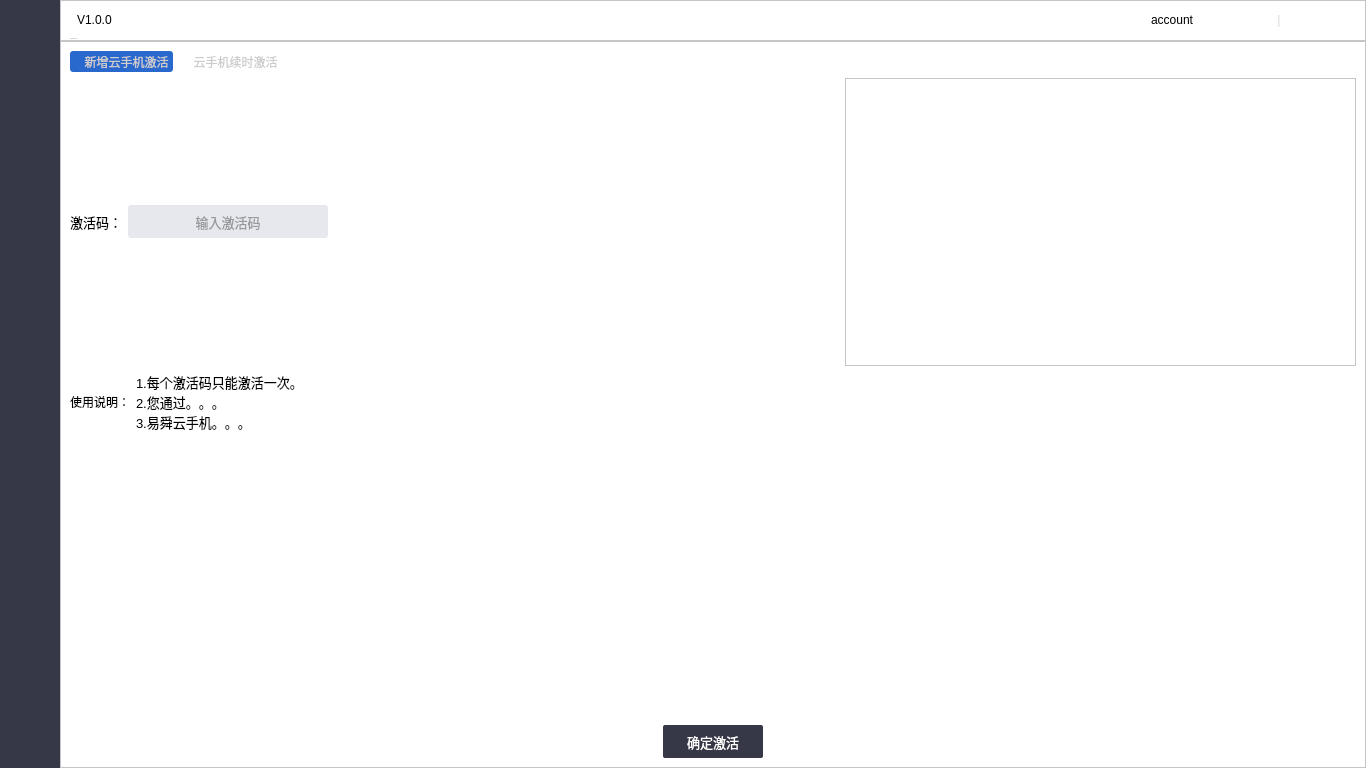
Qt form mainwindow.ui (ZhouMei20220810/TEST) before a commit.
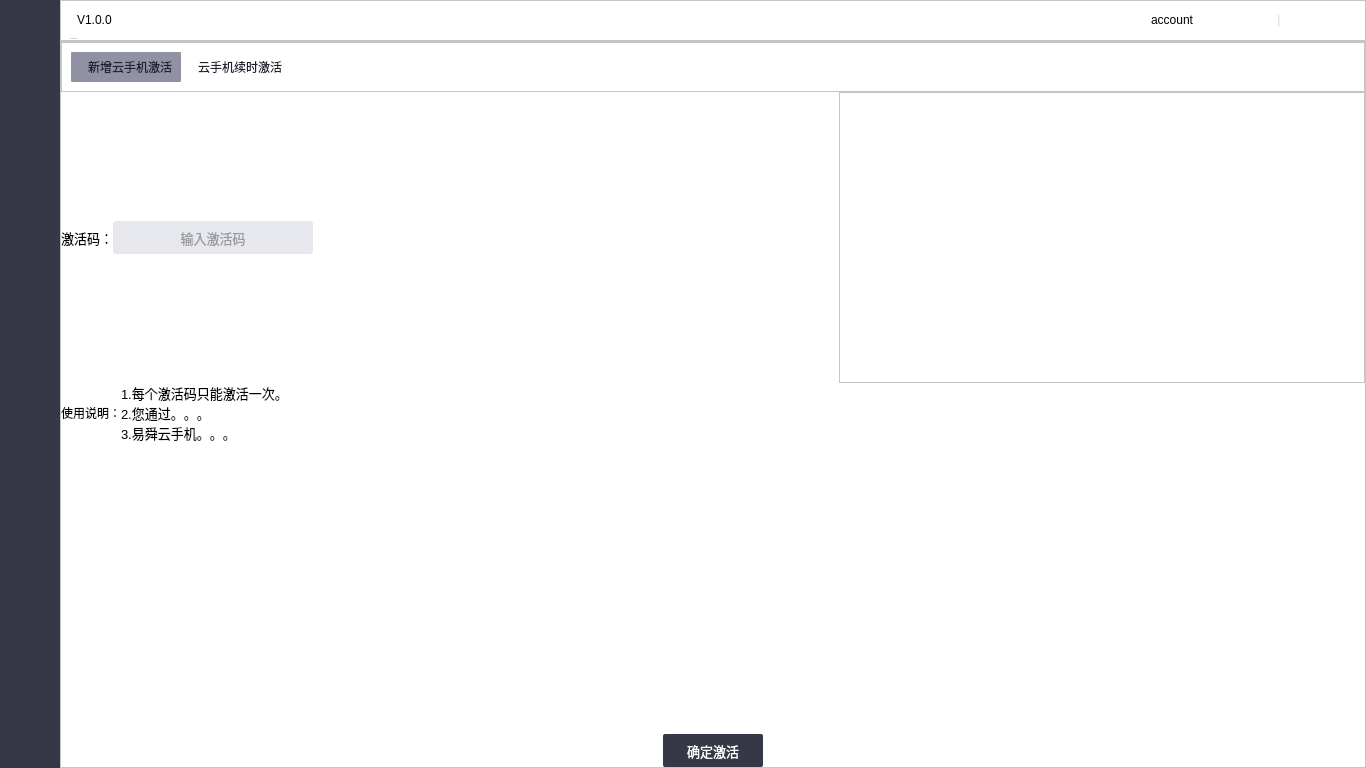
The same form after that commit. The open tabs and pages were chosen to show the change. Icons and pictures are not drawn.

Commit message: UI调整

Diff of the .ui file:
```diff
--- a/mainwindow.ui
+++ b/mainwindow.ui
@@ -2145,16 +2145,50 @@
            </widget>
            <widget class="QWidget" name="page_2">
             <layout class="QVBoxLayout" name="verticalLayout_6">
+             <property name="spacing">
+              <number>0</number>
+             </property>
+             <property name="leftMargin">
+              <number>0</number>
+             </property>
+             <property name="topMargin">
+              <number>0</number>
+             </property>
+             <property name="rightMargin">
+              <number>0</number>
+             </property>
+             <property name="bottomMargin">
+              <number>0</number>
+             </property>
              <item>
+              <widget class="QFrame" name="frame_14">
+               <property name="styleSheet">
+                <string notr="true">QFrame {border-bottom: 1px solid #D7D7DE;}</string>
+               </property>
+               <property name="frameShape">
+                <enum>QFrame::StyledPanel</enum>
+               </property>
+               <property name="frameShadow">
+                <enum>QFrame::Raised</enum>
+               </property>
               <layout class="QHBoxLayout" name="horizontalLayout_8">
+                <property name="spacing">
+                 <number>0</number>
+                </property>
                <item>
                 <widget class="QToolButton" name="toolBtnAdd">
+                  <property name="minimumSize">
+                   <size>
+                    <width>110</width>
+                    <height>30</height>
+                   </size>
+                  </property>
                  <property name="styleSheet">
                   <string notr="true">QToolButton {border:none;
-color: rgb(204, 204, 204);
-	background-color: rgb(41, 105, 205);
-border-radius:3px;
-padding-left:10px;
+color: #1E2133;
+	background-color:#FF9092A4;
+border-radius:1px;
+padding-left:8px;
 }
 QToolButton:hover {
 color: rgb(255, 255, 255);
@@ -2170,11 +2204,17 @@
                </item>
                <item>
                 <widget class="QToolButton" name="toolButtonRenew">
+                  <property name="minimumSize">
+                   <size>
+                    <width>110</width>
+                    <height>30</height>
+                   </size>
+                  </property>
                  <property name="styleSheet">
                   <string notr="true">QToolButton {border:none;
-color: rgb(204, 204, 204);
-border-radius:3px;
-padding-left:10px;
+color: #1E2133;
+border-radius:1px;
+padding-left:8px;
 }
 QToolButton:hover {
 background-color: rgb(41, 105, 205);
@@ -2195,13 +2235,14 @@
                  </property>
                  <property name="sizeHint" stdset="0">
                   <size>
-                   <width>40</width>
+                    <width>1059</width>
                    <height>20</height>
                   </size>
                  </property>
                 </spacer>
                </item>
               </layout>
+              </widget>
              </item>
              <item>
               <layout class="QHBoxLayout" name="horizontalLayout_7">
```
Left out of the diff: 18 changed lines with no effect on the pictures. Lines whose indentation alone changed are shown as unchanged. The commit also changes 2 other files.
